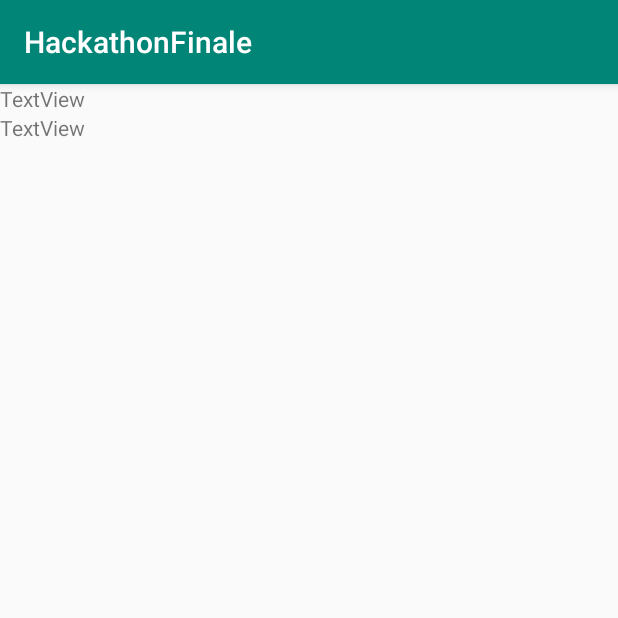
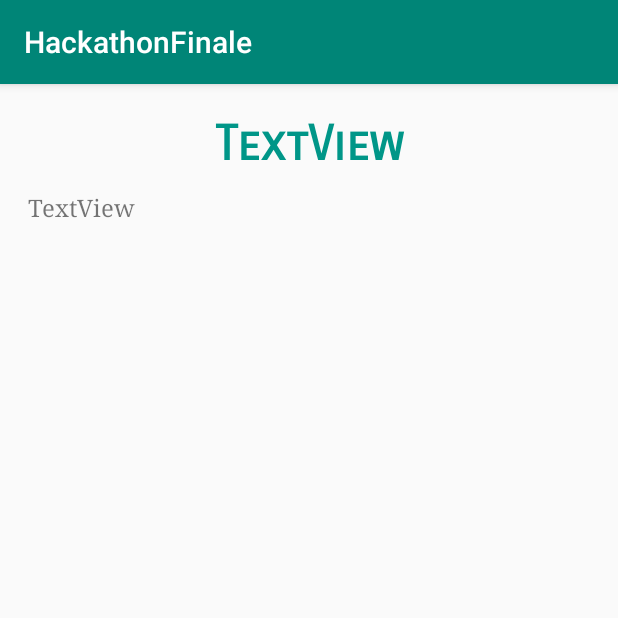
Before and after one commit to A-l-i-s-a/HackathonFinale, an Android app: the ProblemDetailsActivity screen opened directly, with no data from a screen before it, on a phone screen of 412 x 824 dp, the top half of it. Run offline under Robolectric (Android 15) with nearby library versions, the phone set to English and light mode, and no system bars.

Commit message:
+add style

```diff
--- a/app/src/main/res/layout/activity_problem_details.xml
+++ b/app/src/main/res/layout/activity_problem_details.xml
@@ -2,6 +2,7 @@
 <LinearLayout xmlns:android="http://schemas.android.com/apk/res/android"
     xmlns:app="http://schemas.android.com/apk/res-auto"
     xmlns:tools="http://schemas.android.com/tools"
+    style="@style/padding"
     android:layout_width="match_parent"
     android:layout_height="match_parent"
     android:orientation="vertical"
@@ -15,26 +16,43 @@
         <LinearLayout
             android:layout_width="match_parent"
             android:layout_height="wrap_content"
-            android:orientation="vertical" >
+            android:orientation="vertical">
 
             <TextView
                 android:id="@+id/textViewNameDetailsProblem"
+                style="@style/title"
                 android:layout_width="match_parent"
                 android:layout_height="wrap_content"
                 android:layout_weight="1"
-                android:text="TextView" />
+                android:fontFamily="sans-serif-smallcaps"
+                android:lineSpacingExtra="8sp"
+                android:paddingTop="10dp"
+                android:paddingBottom="10dp"
+                android:text="TextView"
+                android:textAlignment="center"
+                android:textColor="#009688"
+                android:textStyle="bold"
+                android:typeface="monospace" />
 
             <TextView
                 android:id="@+id/textViewDiscriptionDetailsProblem"
                 android:layout_width="match_parent"
                 android:layout_height="wrap_content"
+                android:layout_marginLeft="8dp"
+                android:layout_marginTop="2dp"
+                android:layout_marginRight="8dp"
                 android:layout_weight="1"
-                android:text="TextView" />
+                android:fontFamily="serif"
+                android:text="TextView"
+                android:textAlignment="viewStart"
+                android:textSize="16dp" />
 
             <androidx.recyclerview.widget.RecyclerView
                 android:layout_width="match_parent"
                 android:layout_height="match_parent"
-                android:layout_weight="1" />
+                android:layout_weight="1"
+
+                />
         </LinearLayout>
     </ScrollView>
 
--- a/app/src/main/res/values/styles.xml
+++ b/app/src/main/res/values/styles.xml
@@ -18,8 +18,12 @@
     <style name="AppTheme.PopupOverlay" parent="ThemeOverlay.AppCompat.Light" />
 
     <style name="title">
-        <item name="android:textSize">32px</item>
-        myTextView.setTextColor(FF0000);
+        <item name="android:textSize">32dp</item>
+        <item name="android:fontFamily">sans-serif-smallcaps</item>
+        <item name="android:lineSpacingExtra">8sp</item>
+        <item name="android:textAlignment">center</item>
+        <item name="android:textColor">#009688</item>
+        <item name="android:textStyle">bold</item>
     </style>
     <style name="padding">
         <item name="android:layout_margin">5dp</item>
```
